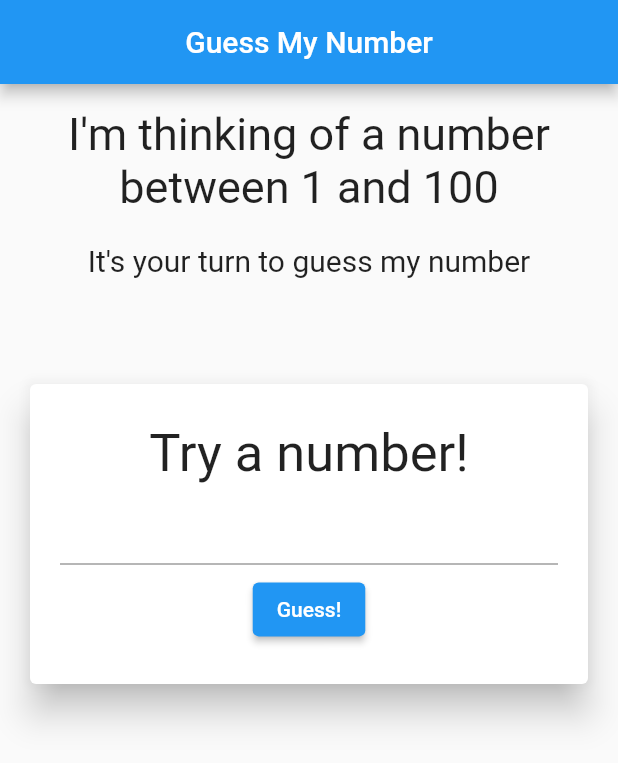
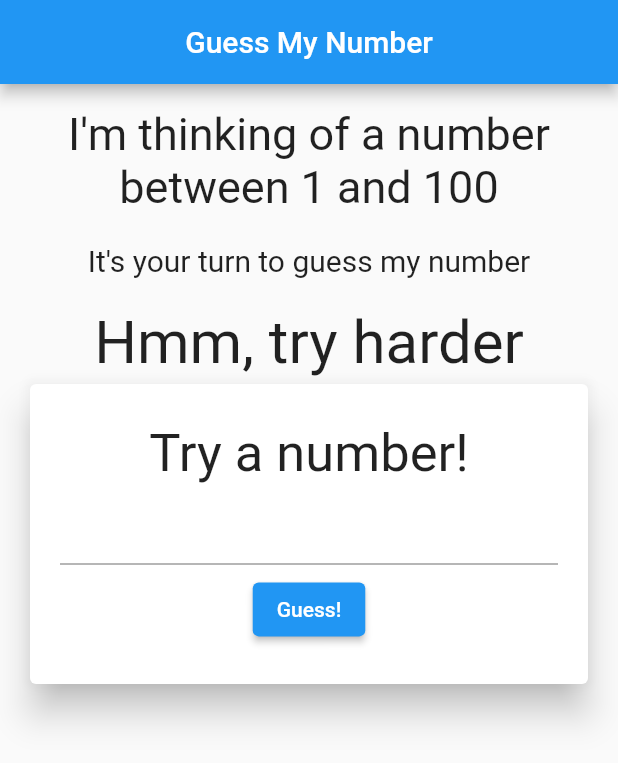
Before and after one commit to DemjenDavid/google_flutter_homework_3, a Flutter app: the screen it shows after launch, after a tap on "Guess!", on a phone screen of 412 x 824 dp. Shown: the top 763 px of the screen. Run offline on Flutter 3.47's test engine with Material 2 defaults, Android fonts, the phone set to English and light mode, and no system bars.

Commit message:
Finished version

```diff
--- a/lib/main.dart
+++ b/lib/main.dart
@@ -28,12 +28,28 @@ class MyHomePage extends StatefulWidget {
 }
 
 class _MyHomePageState extends State<MyHomePage> {
-
+  String value = "";
   String instructions = "";
+  int myNumber = Random().nextInt(100);
   // Widget _buildPopupDialog(BuildContext context) {
   //   return AlertDialog(
   //   );
   // }
+  Widget _buildPopupDialog(BuildContext context) {
+    instructions = "Good job! Round 2?";
+    myNumber = Random().nextInt(100);
+    return const AlertDialog(
+      title: Text("Good guess"),
+      content:
+           Text(
+            "Congratulations! You won!", textAlign: TextAlign.center, style: TextStyle(fontSize: 30),
+          ),
+      actions: <Widget>[
+        CloseButton(),
+      ],
+
+    );
+  }
 
   @override
   Widget build(BuildContext context) {
@@ -68,12 +84,34 @@ class _MyHomePageState extends State<MyHomePage> {
                     const Text("Try a number!", style: TextStyle(fontSize: 35),),
                     TextField(
                       onChanged: (String input){
-
+                          setState(() {
+                            value = input;
+                          });
                       },
                     ),
                     ElevatedButton(
                       onPressed: () {
                         setState(() {
+                          int? number = int.tryParse(value);
+                          if(number == null) {
+                            instructions = "Hmm, try harder";
+                          }
+                          else{
+                            if (myNumber == number) {
+                              showDialog(
+                                context: context,
+                                builder: (BuildContext context) => _buildPopupDialog(context),
+                              );
+                            }
+                            else{
+                              if(myNumber > number){
+                                instructions = "Try a bigger one";
+                              }
+                              else{
+                                instructions = "Try a smaller one";
+                              }
+                            }
+                          }
                         });
                       },
                       child: const Text("Guess!"),
@@ -89,6 +127,7 @@ class _MyHomePageState extends State<MyHomePage> {
   }
 }
 
+// ignore: must_be_immutable
 class ElevatedCardExample extends StatelessWidget {
   Widget child;
   ElevatedCardExample({required this.child, super.key});
```
